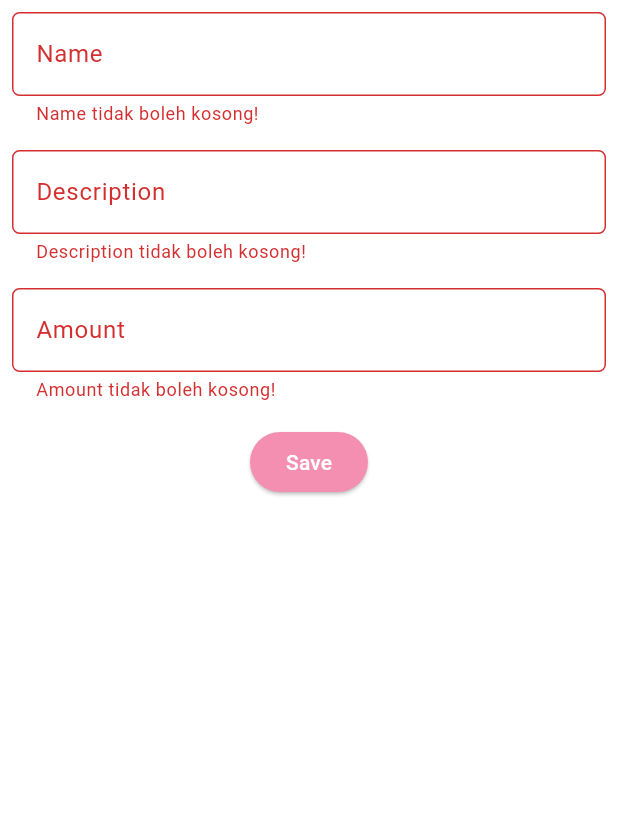
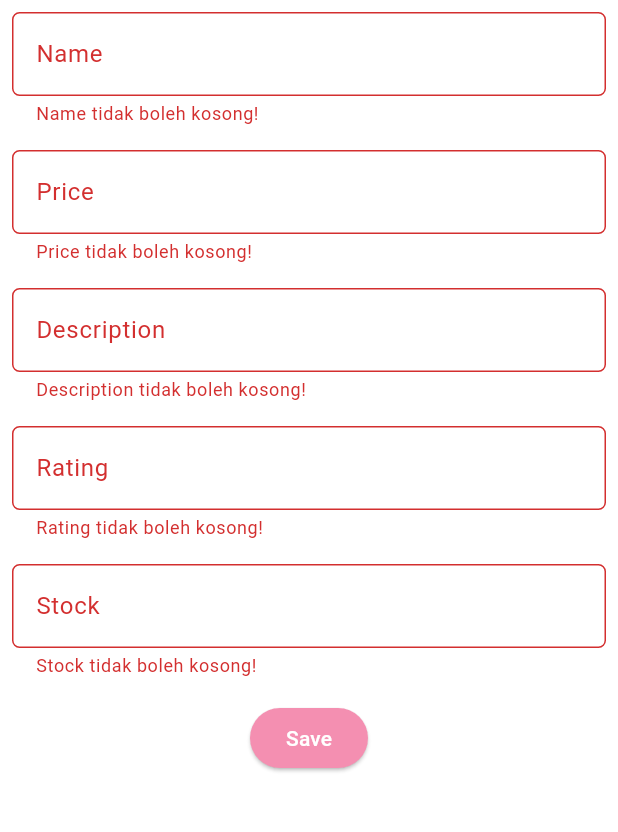
Before and after one commit to szoyaf/yarnzie, a Flutter app: the ProductEntryFormPage screen opened directly, after a tap on "Save", on a phone screen of 412 x 824 dp, the part 84-916 px from its top. Run offline on Flutter 3.47's test engine with Material 3 defaults, Android fonts, the phone set to English and light mode, and no system bars; missing offline and left inert: pbp_django_auth.

Commit message:
feat: Tugas 9 done

```diff
--- a/lib/screens/productentry_form.dart
+++ b/lib/screens/productentry_form.dart
@@ -1,4 +1,9 @@
+import 'dart:convert';
+
 import 'package:flutter/material.dart';
+import 'package:pbp_django_auth/pbp_django_auth.dart';
+import 'package:provider/provider.dart';
+import 'package:yarnzie/screens/menu.dart';
 import 'package:yarnzie/widgets/left_drawer.dart';
 
 class ProductEntryFormPage extends StatefulWidget {
@@ -11,10 +16,14 @@ class ProductEntryFormPage extends StatefulWidget {
 class _ProductEntryFormPageState extends State<ProductEntryFormPage> {
   final _formKey = GlobalKey<FormState>();
   String _name = "";
+  int _price = 0;
   String _description = "";
-  int _amount = 0;
+  int _rating = 0;
+  int _stock = 0;
   @override
   Widget build(BuildContext context) {
+    final request = context.watch<CookieRequest>();
+
     return Scaffold(
       appBar: AppBar(
         title: const Center(
@@ -59,6 +68,32 @@ class _ProductEntryFormPageState extends State<ProductEntryFormPage> {
               padding: const EdgeInsets.all(8.0),
               child: TextFormField(
                 decoration: InputDecoration(
+                  hintText: "Price",
+                  labelText: "Price",
+                  border: OutlineInputBorder(
+                    borderRadius: BorderRadius.circular(5.0),
+                  ),
+                ),
+                onChanged: (String? value) {
+                  setState(() {
+                    _price = int.tryParse(value!) ?? 0;
+                  });
+                },
+                validator: (String? value) {
+                  if (value == null || value.isEmpty) {
+                    return "Price tidak boleh kosong!";
+                  }
+                  if (int.tryParse(value) == null) {
+                    return "Price harus berupa angka!";
+                  }
+                  return null;
+                },
+              ),
+            ),
+            Padding(
+              padding: const EdgeInsets.all(8.0),
+              child: TextFormField(
+                decoration: InputDecoration(
                   hintText: "Description",
                   labelText: "Description",
                   border: OutlineInputBorder(
@@ -82,23 +117,49 @@ class _ProductEntryFormPageState extends State<ProductEntryFormPage> {
               padding: const EdgeInsets.all(8.0),
               child: TextFormField(
                 decoration: InputDecoration(
-                  hintText: "Amount",
-                  labelText: "Amount",
+                  hintText: "Rating",
+                  labelText: "Rating",
                   border: OutlineInputBorder(
                     borderRadius: BorderRadius.circular(5.0),
                   ),
                 ),
                 onChanged: (String? value) {
                   setState(() {
-                    _amount = int.tryParse(value!) ?? 0;
+                    _rating = int.tryParse(value!) ?? 0;
                   });
                 },
                 validator: (String? value) {
                   if (value == null || value.isEmpty) {
-                    return "Amount tidak boleh kosong!";
+                    return "Rating tidak boleh kosong!";
                   }
                   if (int.tryParse(value) == null) {
-                    return "Amount harus berupa angka!";
+                    return "Rating harus berupa angka!";
+                  }
+                  return null;
+                },
+              ),
+            ),
+            Padding(
+              padding: const EdgeInsets.all(8.0),
+              child: TextFormField(
+                decoration: InputDecoration(
+                  hintText: "Stock",
+                  labelText: "Stock",
+                  border: OutlineInputBorder(
+                    borderRadius: BorderRadius.circular(5.0),
+                  ),
+                ),
+                onChanged: (String? value) {
+                  setState(() {
+                    _stock = int.tryParse(value!) ?? 0;
+                  });
+                },
+                validator: (String? value) {
+                  if (value == null || value.isEmpty) {
+                    return "Stock tidak boleh kosong!";
+                  }
+                  if (int.tryParse(value) == null) {
+                    return "Stock harus berupa angka!";
                   }
                   return null;
                 },
@@ -113,35 +174,36 @@ class _ProductEntryFormPageState extends State<ProductEntryFormPage> {
                     backgroundColor: WidgetStateProperty.all(
                         Theme.of(context).colorScheme.primary),
                   ),
-                  onPressed: () {
+                  onPressed: () async {
                     if (_formKey.currentState!.validate()) {
-                      showDialog(
-                        context: context,
-                        builder: (context) {
-                          return AlertDialog(
-                            title: const Text('Produk berhasil tersimpan'),
-                            content: SingleChildScrollView(
-                              child: Column(
-                                crossAxisAlignment: CrossAxisAlignment.start,
-                                children: [
-                                  Text('Name: $_name'),
-                                  Text('Description: $_description'),
-                                  Text('Amount: $_amount'),
-                                ],
-                              ),
-                            ),
-                            actions: [
-                              TextButton(
-                                child: const Text('OK'),
-                                onPressed: () {
-                                  Navigator.pop(context);
-                                  _formKey.currentState!.reset();
-                                },
-                              ),
-                            ],
+                      final response = await request.postJson(
+                        "http://127.0.0.1:8000/create-flutter/",
+                        jsonEncode(<String, String>{
+                          'name': _name,
+                          'price': _price.toString(),
+                          'description': _description,
+                          'rating': _rating.toString(),
+                          'stock': _stock.toString(),
+                        }),
+                      );
+                      if (context.mounted) {
+                        if (response['status'] == 'success') {
+                          ScaffoldMessenger.of(context)
+                            .showSnackBar(const SnackBar(
+                          content: Text("Product baru berhasil disimpan!"),
+                          ));
+                          Navigator.pushReplacement(
+                            context,
+                            MaterialPageRoute(builder: (context) => MyHomePage()),
                           );
-                        },
-                      );
+                        } else {
+                          ScaffoldMessenger.of(context)
+                            .showSnackBar(const SnackBar(
+                            content:
+                              Text("Terdapat kesalahan, silakan coba lagi."),
+                          ));
+                        }
+                      }
                     }
                   },
                   child: const Text(
```
Also changed, not shown: lib/screens/list_productentry.dart (+41 -21 lines), lib/screens/product_detail.dart (added, +55 -0 lines), lib/widgets/product_card.dart (+29 -2 lines), 1 other file.
